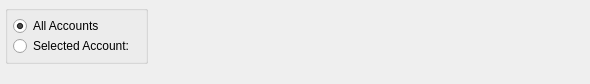
First picture: the form in guiclient/displays/dspInvoiceRegister.ui, repository knowhow/xtuple, before the edit.
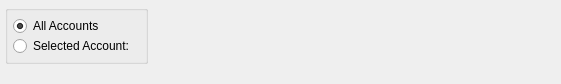
Second picture: the form after the edit. Custom widgets are drawn as their Qt base class.

What changed in the file:
```diff
--- a/guiclient/displays/dspInvoiceRegister.ui
+++ b/guiclient/displays/dspInvoiceRegister.ui
@@ -13,7 +13,7 @@
    <rect>
     <x>0</x>
     <y>0</y>
-    <width>590</width>
+    <width>561</width>
     <height>84</height>
    </rect>
   </property>
@@ -26,6 +26,9 @@
      <property name="spacing">
       <number>0</number>
      </property>
+     <property name="margin">
+      <number>0</number>
+     </property>
      <item>
       <widget class="QGroupBox" name="_accountGroup">
        <property name="title">
@@ -95,6 +98,9 @@
      <property name="spacing">
       <number>0</number>
      </property>
+     <property name="margin">
+      <number>0</number>
+     </property>
      <item>
       <widget class="DateCluster" name="_dates"/>
      </item>
```
Left out of the diff: 7 changed lines with no effect on the pictures.
